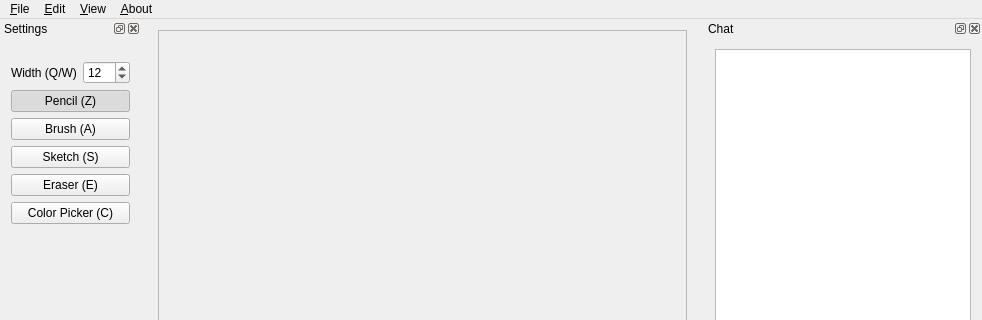
The window that widgets/mainwindow.ui (liuyanghejerry/painttyWidget) describes before a commit, drawn with Qt 5; both pictures show x 0 to 982 and y 0 to 320 of the 982 by 684 pixel window.
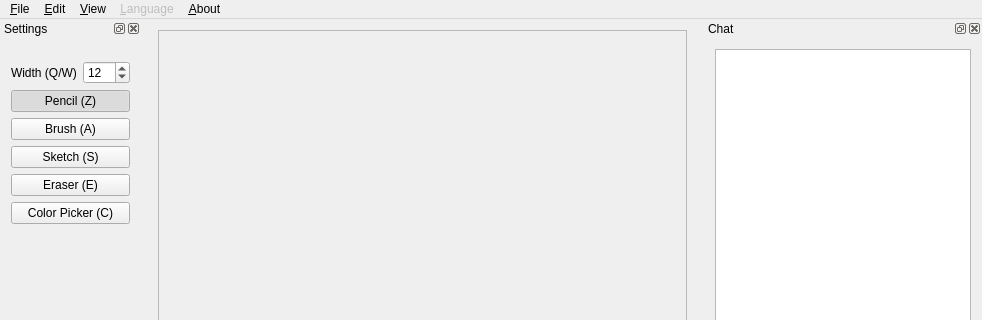
The same window after the commit. Custom widgets are drawn as their Qt base class.

Commit message: add: stub language menu; add: common header file; change: merge various config file into mrpaint.ini;

```diff
--- a/widgets/mainwindow.ui
+++ b/widgets/mainwindow.ui
@@ -24,6 +24,14 @@
        <bool>false</bool>
       </property>
       <widget class="QWidget" name="scrollAreaWidgetContents">
+       <property name="geometry">
+        <rect>
+         <x>0</x>
+         <y>0</y>
+         <width>38</width>
+         <height>74</height>
+        </rect>
+       </property>
        <layout class="QVBoxLayout" name="verticalLayout_5">
         <item>
          <widget class="Canvas" name="canvas" native="true">
@@ -340,9 +348,21 @@
     </property>
     <addaction name="actionReset_View"/>
    </widget>
+   <widget class="QMenu" name="menu_Language">
+    <property name="enabled">
+     <bool>false</bool>
+    </property>
+    <property name="title">
+     <string>&amp;Language</string>
+    </property>
+    <addaction name="actionEnglish"/>
+    <addaction name="actionSimplified_Chinese"/>
+    <addaction name="actionTraditional_Chinese"/>
+   </widget>
    <addaction name="menu_File"/>
    <addaction name="menu_Edit"/>
    <addaction name="menu_View"/>
+   <addaction name="menu_Language"/>
    <addaction name="menu_About"/>
   </widget>
   <action name="actionExport_All">
```
Left out of the diff: 24 changed lines with no effect on the pictures. The commit also changes 6 other files.
